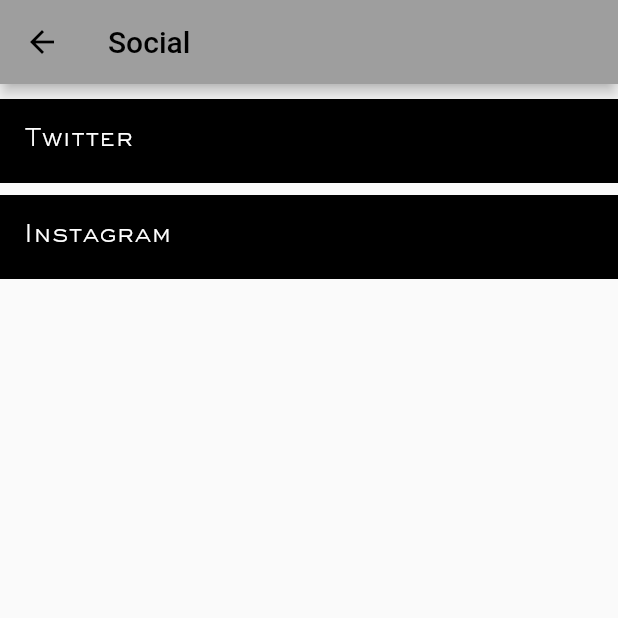
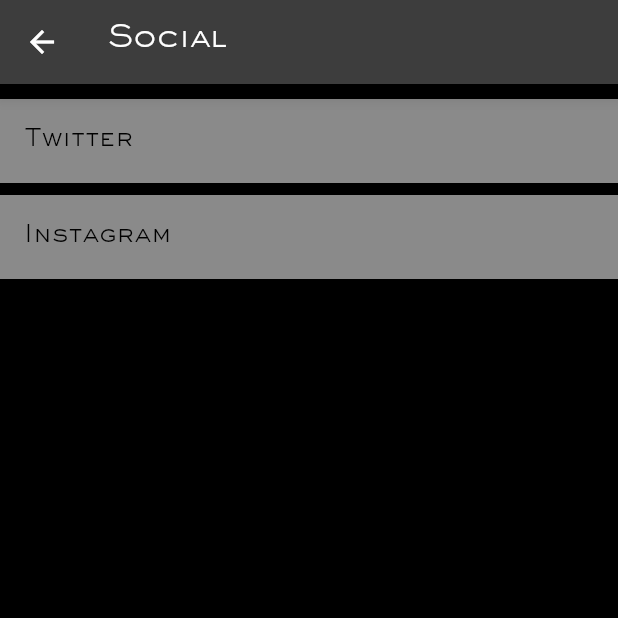
Before and after one commit to Nevermore-Interactive/Pipe-Drip, a Flutter app: the Menu screen opened directly, after a tap on "Social Media", on a phone screen of 412 x 824 dp, the top half of it. Run offline on Flutter 3.47's test engine with Material 2 defaults, Android fonts, the phone set to English and light mode, and no system bars; drawn by our look-alikes of auto_size_text.

Commit message:
worked on visuals, tested android compatibility

```diff
--- a/lib/components/app_bar.dart
+++ b/lib/components/app_bar.dart
@@ -9,10 +9,7 @@ AppBar buildAppBar(
 ) {
   return AppBar(
     title: AutoSizeText(title,
-        style: TextStyle(
-          color: textColor,
-        ),
-        maxLines: 1),
+        style: TextStyle(color: textColor, fontFamily: 'Sackers'), maxLines: 1),
     backgroundColor: color, //bar color
 
     iconTheme: IconThemeData(
--- a/lib/screens/catalogue.dart
+++ b/lib/screens/catalogue.dart
@@ -82,7 +82,7 @@ class Catalogue extends StatelessWidget {
     ];
     return Scaffold(
       backgroundColor: Colors.black12,
-      appBar: buildAppBar(context, 'Catalogue', Colors.grey, Colors.black),
+      appBar: buildAppBar(context, 'Catalogue', Colors.white24, Colors.white),
       body: ListView.builder(
           padding: EdgeInsets.only(top: 10.0),
           itemCount: items.length,
@@ -90,12 +90,12 @@ class Catalogue extends StatelessWidget {
             return Padding(
               padding: const EdgeInsets.only(bottom: 8.0),
               child: Container(
-                color: Colors.black54,
+                color: Colors.white54,
                 child: ListTile(
                     title: Text(
                       items[index].name,
                       style:
-                          TextStyle(color: Colors.white, fontFamily: 'Sackers'),
+                          TextStyle(color: Colors.black, fontFamily: 'Sackers'),
                     ),
                     onTap: () => Navigator.push(
                           context,
--- a/lib/screens/home_screen.dart
+++ b/lib/screens/home_screen.dart
@@ -44,7 +44,7 @@ class Homescreen extends StatelessWidget {
                       ),
 
                   //textTheme: ,
-                  color: Colors.grey),
+                  color: Colors.white24),
             ],
           ),
         ),
--- a/lib/screens/menu.dart
+++ b/lib/screens/menu.dart
@@ -24,11 +24,11 @@ class Menu extends StatelessWidget {
           Padding(
             padding: const EdgeInsets.only(bottom: 8.0),
             child: Container(
-              color: Colors.black,
+              color: Colors.white54,
               child: ListTile(
                 title: Text(
                   "Comics",
-                  style: TextStyle(color: Colors.white, fontFamily: 'Sackers'),
+                  style: TextStyle(color: Colors.black, fontFamily: 'Sackers'),
                 ),
                 onTap: () => Navigator.push(
                   context,
@@ -42,11 +42,11 @@ class Menu extends StatelessWidget {
           Padding(
             padding: const EdgeInsets.only(bottom: 8.0),
             child: Container(
-              color: Colors.black,
+              color: Colors.white54,
               child: ListTile(
                 title: Text(
                   "Social Media",
-                  style: TextStyle(color: Colors.white, fontFamily: 'Sackers'),
+                  style: TextStyle(color: Colors.black, fontFamily: 'Sackers'),
                 ),
                 onTap: () => Navigator.push(
                   context,
--- a/lib/screens/social.dart
+++ b/lib/screens/social.dart
@@ -9,11 +9,12 @@ class Social extends StatelessWidget {
   @override
   Widget build(BuildContext context) {
     return Scaffold(
+      backgroundColor: Colors.black,
       appBar: buildAppBar(
         context,
         'Social',
-        Colors.grey,
-        Colors.black,
+        Colors.white24,
+        Colors.white,
       ),
       body: ListView(
         padding: EdgeInsets.only(top: 10.0),
@@ -21,12 +22,12 @@ class Social extends StatelessWidget {
           Padding(
             padding: const EdgeInsets.only(bottom: 8.0),
             child: Container(
-              color: Colors.black,
+              color: Colors.white54,
               child: ListTile(
                   title: Text(
                     "Twitter",
                     style:
-                        TextStyle(color: Colors.white, fontFamily: 'Sackers'),
+                        TextStyle(color: Colors.black, fontFamily: 'Sackers'),
                   ),
                   onTap: () {
                     showDialog(
@@ -51,12 +52,12 @@ class Social extends StatelessWidget {
           Padding(
             padding: const EdgeInsets.only(bottom: 8.0),
             child: Container(
-              color: Colors.black,
+              color: Colors.white54,
               child: ListTile(
                   title: Text(
                     "Instagram",
                     style:
-                        TextStyle(color: Colors.white, fontFamily: 'Sackers'),
+                        TextStyle(color: Colors.black, fontFamily: 'Sackers'),
                   ),
                   onTap: () {
                     showDialog(
--- a/lib/theme.dart
+++ b/lib/theme.dart
@@ -3,7 +3,7 @@ import 'package:flutter/material.dart';
 ThemeData theme = ThemeData(
   primaryColor: Color(0x2F2F2F),
   accentColor: Color(0xff8A8889),
-  backgroundColor: Colors.grey,
+  backgroundColor: Colors.black,
   fontFamily: 'Sackers',
   textTheme: TextTheme(
     title: TextStyle(
```
Also changed, not shown: lib/screens/indv_comic_det.dart (+5 -5 lines), 1 other file.
